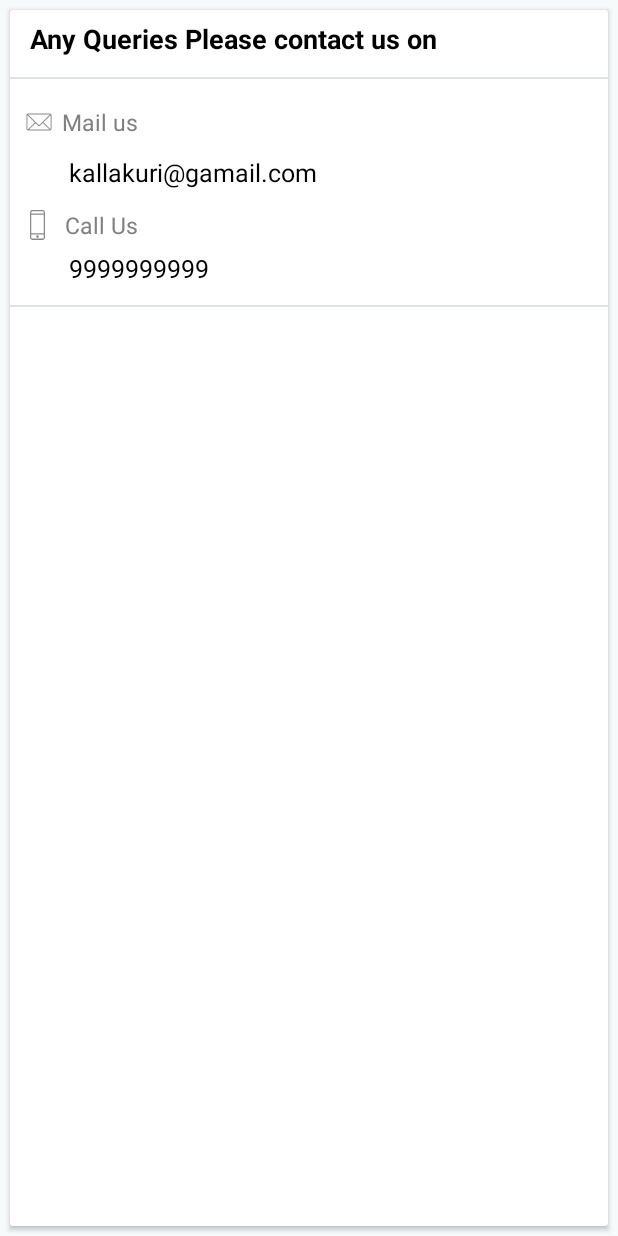
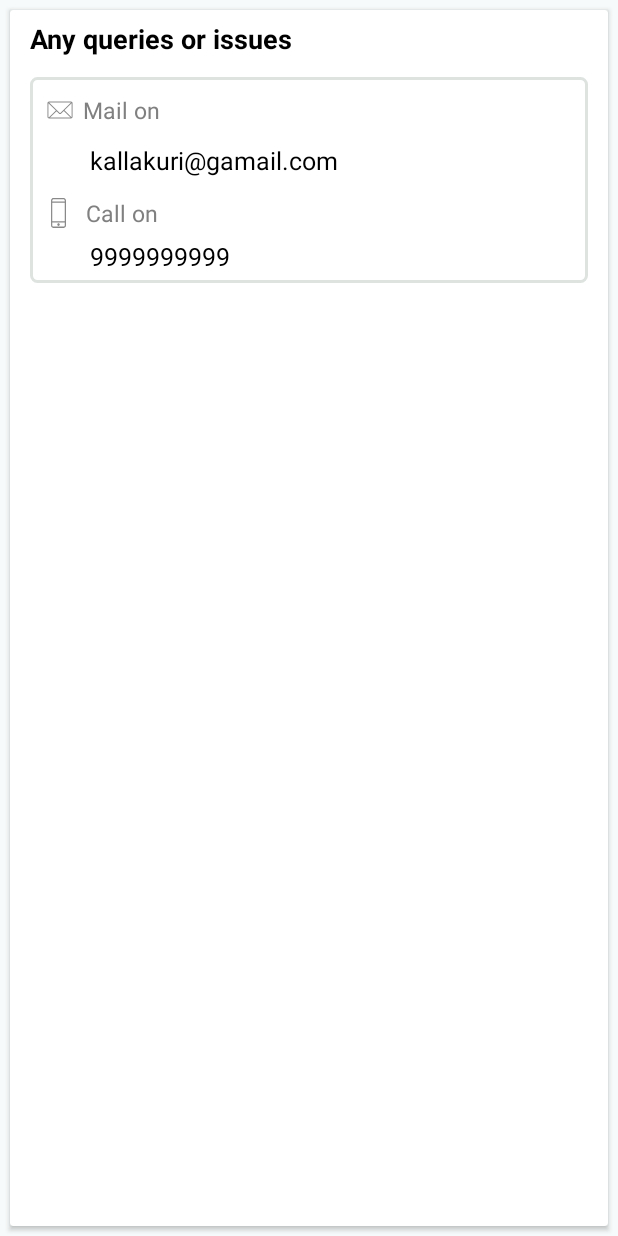
Before and after one commit to vinodbalakumar/kallakuri-group, an Android app: the layout fragment_contact_us.xml on its own in the app's theme, with its tools: preview values and no code run, on a phone screen of 412 x 824 dp. Run offline under Robolectric (Android 15) with nearby library versions, the phone set to English and light mode, and no system bars.

Commit message:
Colors changed

```diff
--- a/app/src/main/res/layout/fragment_contact_us.xml
+++ b/app/src/main/res/layout/fragment_contact_us.xml
@@ -23,13 +23,21 @@
                 android:layout_marginTop="@dimen/_5sdp"
                 android:textColor="@color/textColor_text"
                 android:layout_marginLeft="@dimen/_10sdp"
-                android:text="Any Queries Please contact us on"/>
+                android:text="Any queries or issues"/>
 
-            <View
+           <!-- <View
                 android:layout_width="match_parent"
                 android:layout_height="@dimen/_1sdp"
                 android:layout_marginVertical="@dimen/_10sdp"
-                android:background="@color/textBack"/>
+                android:background="@color/textBack"/>-->
+
+            <LinearLayout
+                android:layout_width="match_parent"
+                android:layout_height="wrap_content"
+                android:layout_margin="@dimen/_10sdp"
+                android:paddingVertical="@dimen/_5sdp"
+                android:background="@drawable/button_line_background_grey"
+                android:orientation="vertical">
 
             <TextView
                 android:layout_width="wrap_content"
@@ -39,7 +47,7 @@
                 android:gravity="center_vertical"
                 android:drawableLeft="@drawable/ic_email_icon"
                 android:layout_marginLeft="@dimen/_3sdp"
-                android:text="Mail us"/>
+                android:text="Mail on"/>
 
             <TextView
                 android:id="@+id/textEmail"
@@ -60,7 +68,7 @@
                 android:drawablePadding="@dimen/_10sdp"
                 android:layout_marginTop="@dimen/_10sdp"
                 android:layout_marginLeft="@dimen/_10sdp"
-                android:text="Call Us"/>
+                android:text="Call on"/>
 
             <TextView
                 android:id="@+id/textPhoneNum"
@@ -72,12 +80,12 @@
                 android:layout_marginLeft="@dimen/_30sdp"
                 android:text="9999999999"/>
 
-
-            <View
+            </LinearLayout>
+         <!--   <View
                 android:layout_width="match_parent"
                 android:layout_height="@dimen/_1sdp"
                 android:layout_marginVertical="@dimen/_10sdp"
-                android:background="@color/textBack"/>
+                android:background="@color/textBack"/>-->
 
         </LinearLayout>
     </androidx.cardview.widget.CardView>
```
